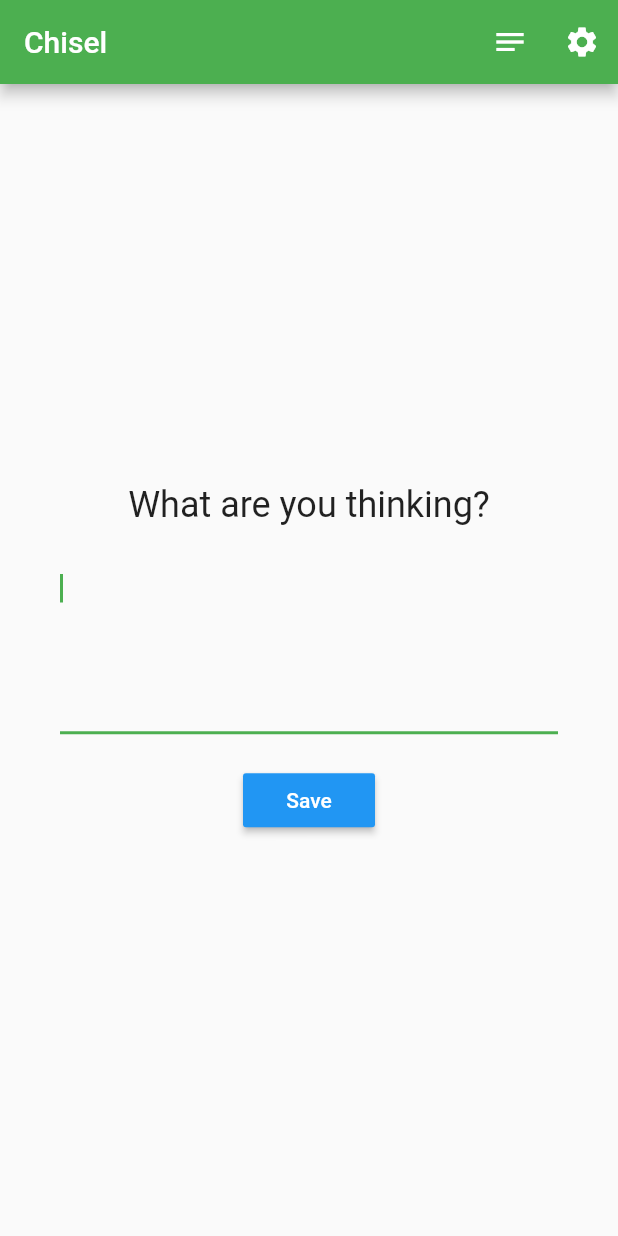
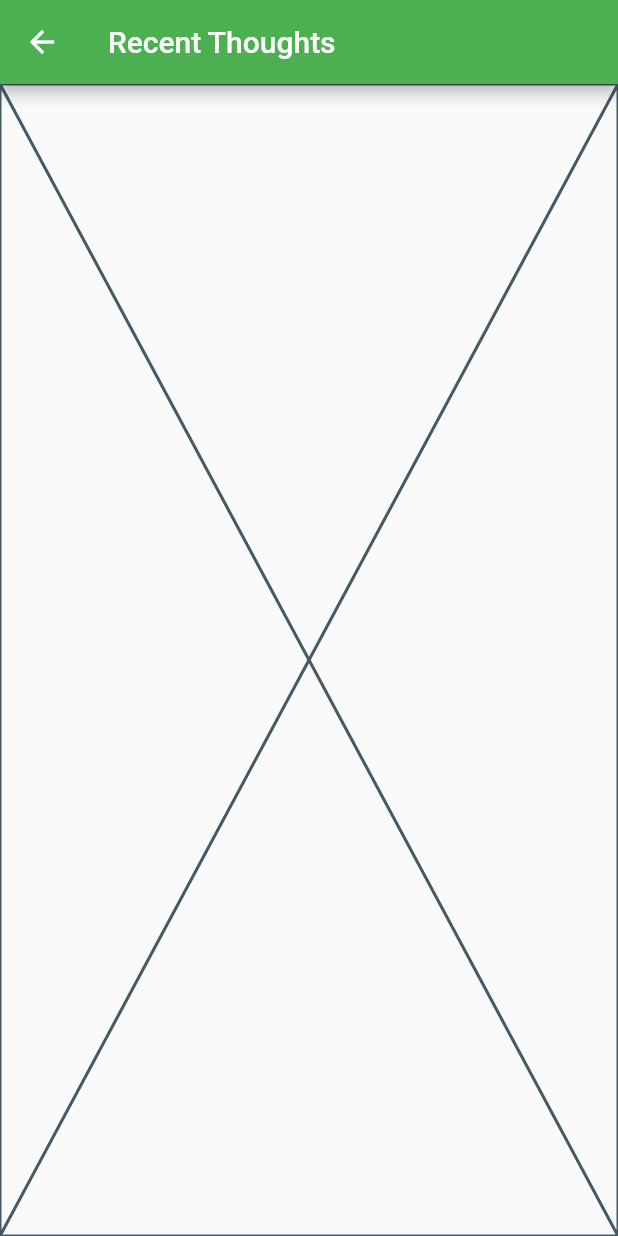
Before and after one commit to decaf-dev/nuthoughts-app, a Flutter app: the screen it shows after launch, after a tap on the "notes" icon, on a phone screen of 412 x 824 dp. Run offline on Flutter 3.47's test engine with Material 2 defaults, Android fonts, the phone set to English and light mode, and no system bars; our stand-ins replace get.

Commit message:
feat: add basic routes

```diff
--- /dev/null
+++ b/lib/controllers/app_controller.dart
@@ -0,0 +1,3 @@
+import 'package:get/get_state_manager/get_state_manager.dart';
+
+class AppController extends GetxController {}
--- a/lib/main.dart
+++ b/lib/main.dart
@@ -1,6 +1,10 @@
+import 'package:chisel/controllers/app_controller.dart';
+import 'package:chisel/routes/home/home_route.dart';
 import 'package:flutter/material.dart';
+import 'package:get/get.dart';
 
 void main() {
+  Get.put(AppController());
   runApp(const MyApp());
 }
 
@@ -14,64 +18,7 @@ class MyApp extends StatelessWidget {
       theme: ThemeData(
         primarySwatch: Colors.green,
       ),
-      home: const MyHomePage(title: 'Chisel'),
+      home: const HomeRoute(title: 'Chisel'),
     );
   }
 }
-
-class MyHomePage extends StatefulWidget {
-  const MyHomePage({super.key, required this.title});
-
-  final String title;
-
-  @override
-  State<MyHomePage> createState() => _MyHomePageState();
-}
-
-class _MyHomePageState extends State<MyHomePage> {
-  @override
-  Widget build(BuildContext context) {
-    return Scaffold(
-        appBar: AppBar(
-          title: Text(widget.title),
-          actions: [
-            IconButton(
-                icon: const Icon(
-                  Icons.notes,
-                  color: Colors.white,
-                ),
-                onPressed: () {}),
-            IconButton(
-                icon: const Icon(
-                  Icons.settings,
-                  color: Colors.white,
-                ),
-                onPressed: () {}),
-          ],
-        ),
-        body: Center(
-            child: Padding(
-          padding: const EdgeInsets.symmetric(horizontal: 20, vertical: 0),
-          child: Column(
-            mainAxisAlignment: MainAxisAlignment.center,
-            children: <Widget>[
-              Text('What are you thinking?',
-                  style: Theme.of(context).textTheme.headlineSmall),
-              Container(
-                  padding: const EdgeInsets.all(20),
-                  child: const TextField(
-                      autofocus: true,
-                      keyboardType: TextInputType.multiline,
-                      minLines: 5,
-                      maxLines: null)),
-              MaterialButton(
-                textColor: Colors.white,
-                onPressed: () {},
-                color: Colors.blue,
-                child: const Text("Save"),
-              )
-            ],
-          ),
-        )));
-  }
-}
--- /dev/null
+++ b/lib/routes/home/home_route.dart
@@ -0,0 +1,83 @@
+import 'package:chisel/routes/saved_blocks/saved_blocks_route.dart';
+import 'package:chisel/routes/settings/settings_route.dart';
+import 'package:flutter/material.dart';
+
+class HomeRoute extends StatefulWidget {
+  const HomeRoute({super.key, required this.title});
+
+  final String title;
+
+  @override
+  State<HomeRoute> createState() => _HomeRouteState();
+}
+
+class _HomeRouteState extends State<HomeRoute> {
+  final myController = TextEditingController();
+
+  @override
+  void dispose() {
+    myController.dispose();
+    super.dispose();
+  }
+
+  @override
+  Widget build(BuildContext context) {
+    return Scaffold(
+        appBar: AppBar(
+          title: Text(widget.title),
+          actions: [
+            IconButton(
+                icon: const Icon(
+                  Icons.notes,
+                  color: Colors.white,
+                ),
+                onPressed: () {
+                  Navigator.push(
+                    context,
+                    MaterialPageRoute(
+                        builder: (context) => const SavedBlocksRoute()),
+                  );
+                }),
+            IconButton(
+                icon: const Icon(
+                  Icons.settings,
+                  color: Colors.white,
+                ),
+                onPressed: () {
+                  Navigator.push(
+                    context,
+                    MaterialPageRoute(
+                        builder: (context) => const SettingsRoute()),
+                  );
+                }),
+          ],
+        ),
+        body: Center(
+            child: Padding(
+          padding: const EdgeInsets.symmetric(horizontal: 20, vertical: 0),
+          child: Column(
+            mainAxisAlignment: MainAxisAlignment.center,
+            children: <Widget>[
+              Text('What are you thinking?',
+                  style: Theme.of(context).textTheme.headlineSmall),
+              Container(
+                  padding: const EdgeInsets.all(20),
+                  child: TextField(
+                      controller: myController,
+                      autofocus: true,
+                      keyboardType: TextInputType.multiline,
+                      minLines: 5,
+                      maxLines: null)),
+              MaterialButton(
+                color: Colors.blue,
+                textColor: Colors.white,
+                onPressed: () {
+                  myController.clear();
+                },
+                child: const Text("Save"),
+              )
+            ],
+          ),
+        )));
+  }
+}
--- /dev/null
+++ b/lib/routes/saved_blocks/saved_blocks_route.dart
@@ -0,0 +1,22 @@
+import 'package:flutter/material.dart';
+import 'package:flutter/src/widgets/framework.dart';
+import 'package:flutter/src/widgets/placeholder.dart';
+
+class SavedBlocksRoute extends StatefulWidget {
+  const SavedBlocksRoute({super.key});
+
+  @override
+  State<SavedBlocksRoute> createState() => _SavedBlocksRouteState();
+}
+
+class _SavedBlocksRouteState extends State<SavedBlocksRoute> {
+  @override
+  Widget build(BuildContext context) {
+    return Scaffold(
+      appBar: AppBar(
+        title: const Text('Recent Thoughts'),
+      ),
+      body: Placeholder(),
+    );
+  }
+}
```
Also changed, not shown: lib/models/saved_block.dart (added, +20 -0 lines), lib/routes/settings/settings_route.dart (added, +22 -0 lines).
